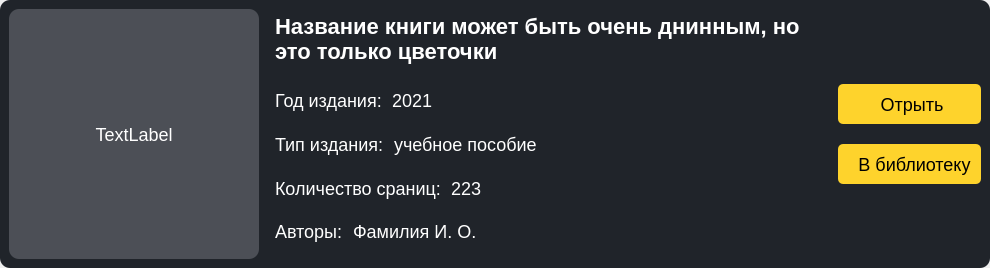
Old version of the form Design/qt_ui/book_card.ui in the repository PereverzevIvan/Online_library_for_Polytech.
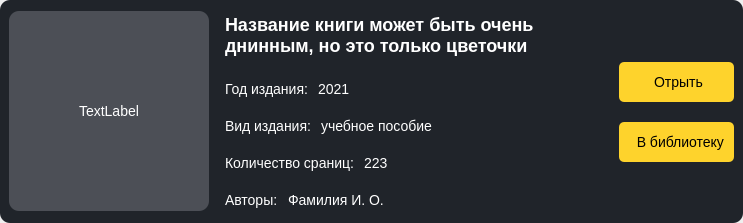
New version of the form. Icons and pictures are not drawn.

Patch:
```diff
--- a/Design/qt_ui/book_card.ui
+++ b/Design/qt_ui/book_card.ui
@@ -6,19 +6,19 @@
    <rect>
     <x>0</x>
     <y>0</y>
-    <width>990</width>
-    <height>268</height>
+    <width>743</width>
+    <height>223</height>
    </rect>
   </property>
   <property name="minimumSize">
    <size>
-    <width>989</width>
-    <height>241</height>
+    <width>743</width>
+    <height>223</height>
    </size>
   </property>
   <property name="maximumSize">
    <size>
-    <width>16777215</width>
+    <width>1234556</width>
     <height>300</height>
    </size>
   </property>
@@ -30,7 +30,7 @@
 * {
 	margin: 0;
 	padding: 0;
-	font-size: 18px;
+	font-size: 14px;
 	outline: none;
 }
 
@@ -44,8 +44,8 @@
 }
 
 #image_container {
-	width: 5em;
-	height: 5em;
+	width: 1rem;
+	height: 1rem;
 	background-color: rgb(76,79,86);
 	border-radius: 10%;
 }
@@ -56,12 +56,11 @@
 }
 
 #heading_label {
-	font-size: 22px;
+	font-size: 18px;
 	font-weight: 500;
 }
 
 /* Buttons style */
-/* Buttons style */
 QPushButton {
 	background: rgba(254,211,44,255);
 	border-radius: 5px;
@@ -94,18 +93,24 @@
    <item>
     <widget class="QWidget" name="main_body" native="true">
      <layout class="QHBoxLayout" name="horizontalLayout">
-      <item alignment="Qt::AlignLeft">
+      <item>
        <widget class="QWidget" name="image_container" native="true">
+        <property name="sizePolicy">
+         <sizepolicy hsizetype="Expanding" vsizetype="Expanding">
+          <horstretch>0</horstretch>
+          <verstretch>0</verstretch>
+         </sizepolicy>
+        </property>
         <property name="minimumSize">
          <size>
-          <width>250</width>
-          <height>250</height>
+          <width>200</width>
+          <height>200</height>
          </size>
         </property>
         <property name="maximumSize">
          <size>
-          <width>400</width>
-          <height>400</height>
+          <width>200</width>
+          <height>200</height>
          </size>
         </property>
         <layout class="QVBoxLayout" name="verticalLayout_4">
@@ -183,7 +188,7 @@
           <number>0</number>
          </property>
          <property name="bottomMargin">
-          <number>10</number>
+          <number>0</number>
          </property>
          <item>
           <widget class="QFrame" name="frame_5">
@@ -324,7 +329,7 @@
                </sizepolicy>
               </property>
               <property name="text">
-               <string>Тип издания:</string>
+               <string>Вид издания:</string>
               </property>
              </widget>
             </item>
```
Left out of the diff: 20 changed lines with no effect on the pictures.
